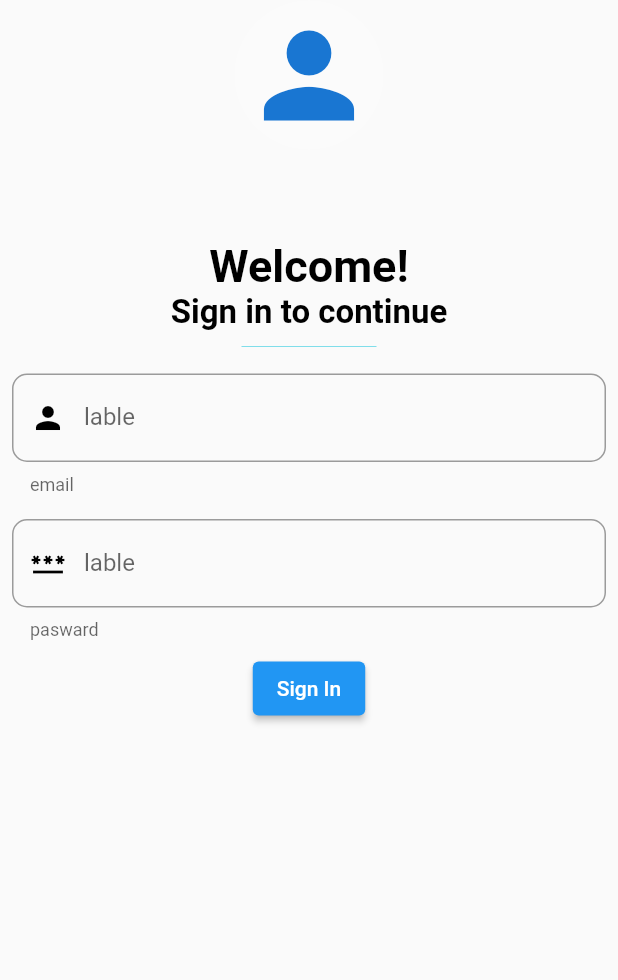
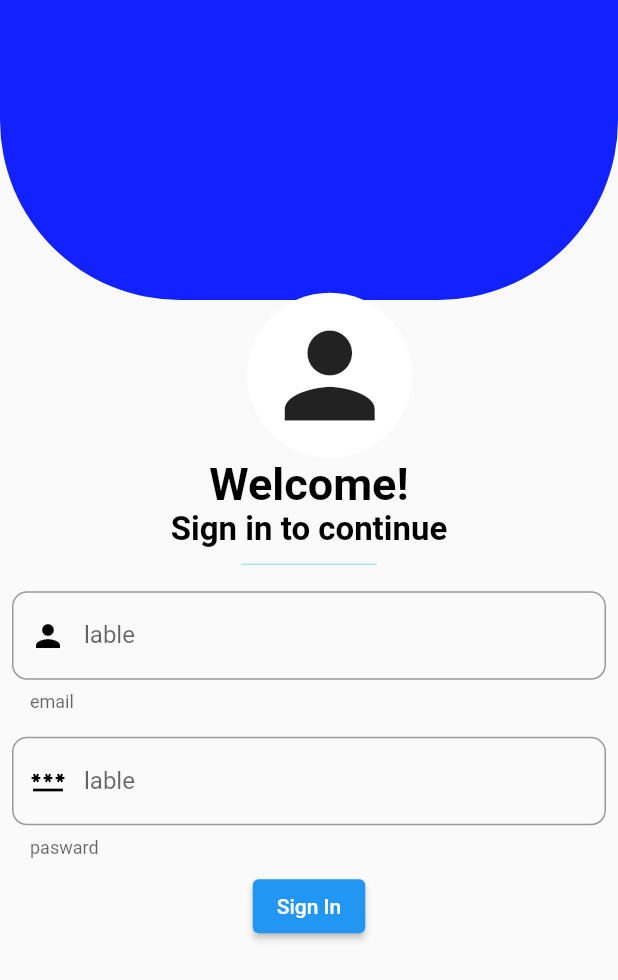
Before and after one commit to AmiriDeveloper/Login-, a Flutter app: the LoginPage widget shown alone on an empty page, opened directly with empty values, on a phone screen of 412 x 824 dp. Shown: the top 980 px of the screen. Run offline on Flutter 3.47's test engine with Material 2 defaults, Android fonts, the light colour scheme and no system bars; Roboto replaces fonts that are missing (Cairo).

Commit message:
new  login page

```diff
--- a/lib/Pages/login_page.dart
+++ b/lib/Pages/login_page.dart
@@ -1,4 +1,6 @@
 import 'package:flutter/material.dart';
+import 'package:login/model/colors.dart';
+import 'package:login/screen/home_screen.dart';
 
 class LoginPage extends StatelessWidget {
   const LoginPage({
@@ -10,27 +12,47 @@ class LoginPage extends StatelessWidget {
 
   @override
   Widget build(BuildContext context) {
+    var size = MediaQuery.of(context).size;
+
     return SingleChildScrollView(
       physics: const BouncingScrollPhysics(),
       child: SafeArea(
         child: Column(
           mainAxisAlignment: MainAxisAlignment.center,
           children: [
-            Row(
-              mainAxisAlignment: MainAxisAlignment.spaceAround,
-              children: const [
-                Padding(
-                  padding: EdgeInsets.only(bottom: 60),
-                  child: CircleAvatar(
-                    backgroundColor: Colors.white10,
-                    radius: 50.0,
-                    child: Icon(
-                      Icons.person_sharp,
-                      size: 90,
+            SizedBox(
+              height: size.height / 2.7,
+              child: Stack(children: [
+                Container(
+                  height: 200,
+                  decoration: const BoxDecoration(
+                      color: blueColor,
+                      borderRadius: BorderRadius.only(
+                        bottomLeft: Radius.circular(120),
+                        bottomRight: Radius.circular(120),
+                      )),
+                ),
+                Positioned(
+                  bottom: 0,
+                  child: Padding(
+                    padding: EdgeInsets.symmetric(
+                      horizontal: size.width / 2.5,
+                    ),
+                    child: Container(
+                      height: 110,
+                      width: 110,
+                      decoration: const BoxDecoration(
+                        color: Colors.white,
+                        shape: BoxShape.circle,
+                      ),
+                      child: const Icon(
+                        Icons.person_sharp,
+                        size: 90,
+                      ),
                     ),
                   ),
                 ),
-              ],
+              ]),
             ),
             const Text(
               'Welcome!',
@@ -93,40 +115,12 @@ class LoginPage extends StatelessWidget {
                         const Icon(Icons.password, color: Colors.black)),
               ),
             ),
-            ElevatedButton(onPressed: () {}, child: const Text('Sign In'))
-
-            /* Card(
-              margin: EdgeInsets.all(10.0),
-              child: ListTile(
-                leading: Icon(
-                  Icons.phone,
-                  color: Colors.cyan[700],
-                ),
-                title: Text(
-                  '+43 234 567 89',
-                  style: TextStyle(
-                    color: Colors.black87,
-                    fontSize: 20.0,
-                  ),
-                ),
-              ),
-            ),
-            Card(
-              margin: EdgeInsets.all(10.0),
-              child: ListTile(
-                leading: Icon(
-                  Icons.email,
-                  color: Colors.cyan[700],
-                ),
-                title: Text(
-                  'ammar@email.com',
-                  style: TextStyle(
-                    fontSize: 20.0,
-                    color: Colors.black87,
-                  ),
-                ),
-              ),
-            ),*/
+            ElevatedButton(
+                onPressed: () {
+                  Navigator.of(context).push(MaterialPageRoute(
+                      builder: (context) => const HomePage()));
+                },
+                child: const Text('Sign In'))
           ],
         ),
       ),
```
